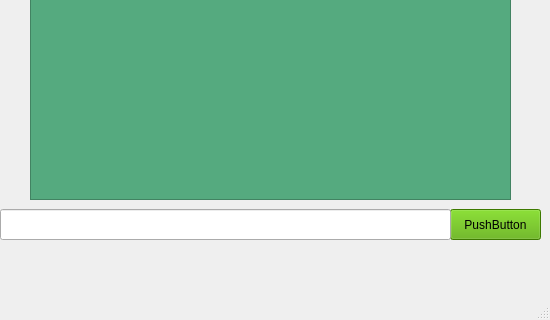
Above: entername2/server.ui from Parsa20231401/FAZE1.0 before the change; both pictures show x 0 to 550 and y 271 to 591 of the 550 by 591 pixel window. Below: the same form after it.
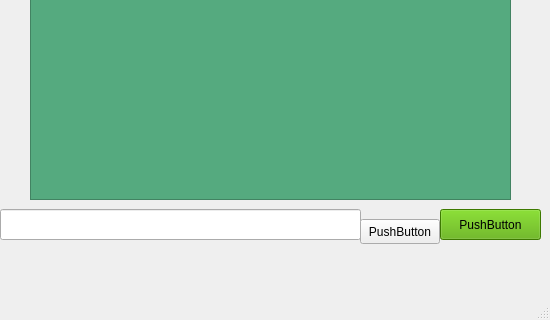
That is the form after the change.

Commit message: woeking on send image

```diff
--- a/entername2/server.ui
+++ b/entername2/server.ui
@@ -20,9 +20,9 @@
    <widget class="QPushButton" name="pushButton">
     <property name="geometry">
      <rect>
-      <x>450</x>
+      <x>440</x>
       <y>480</y>
-      <width>91</width>
+      <width>101</width>
       <height>31</height>
      </rect>
     </property>
@@ -38,7 +38,7 @@
      <rect>
       <x>0</x>
       <y>480</y>
-      <width>451</width>
+      <width>361</width>
       <height>31</height>
      </rect>
     </property>
@@ -66,6 +66,19 @@
      <string notr="true">background-color: rgb(85, 170, 127);</string>
     </property>
    </widget>
+   <widget class="QPushButton" name="pushButton_sendAttachment">
+    <property name="geometry">
+     <rect>
+      <x>360</x>
+      <y>490</y>
+      <width>80</width>
+      <height>25</height>
+     </rect>
+    </property>
+    <property name="text">
+     <string>PushButton</string>
+    </property>
+   </widget>
   </widget>
   <widget class="QMenuBar" name="menubar">
    <property name="geometry">
```
The commit also changes 14 other files.
